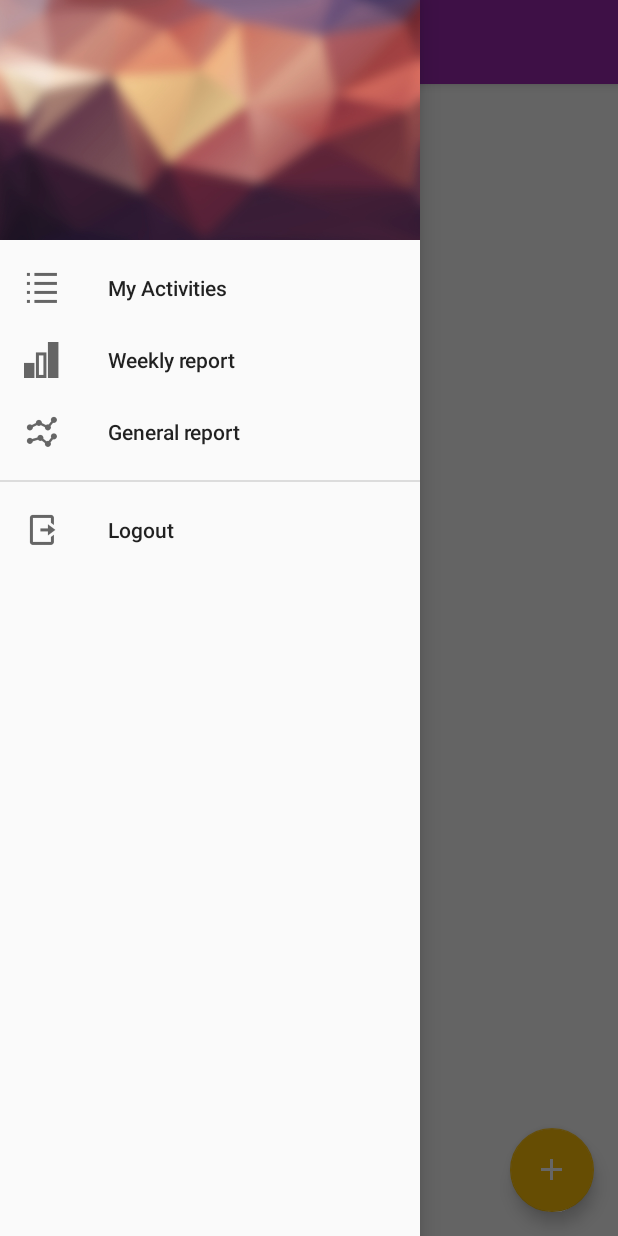
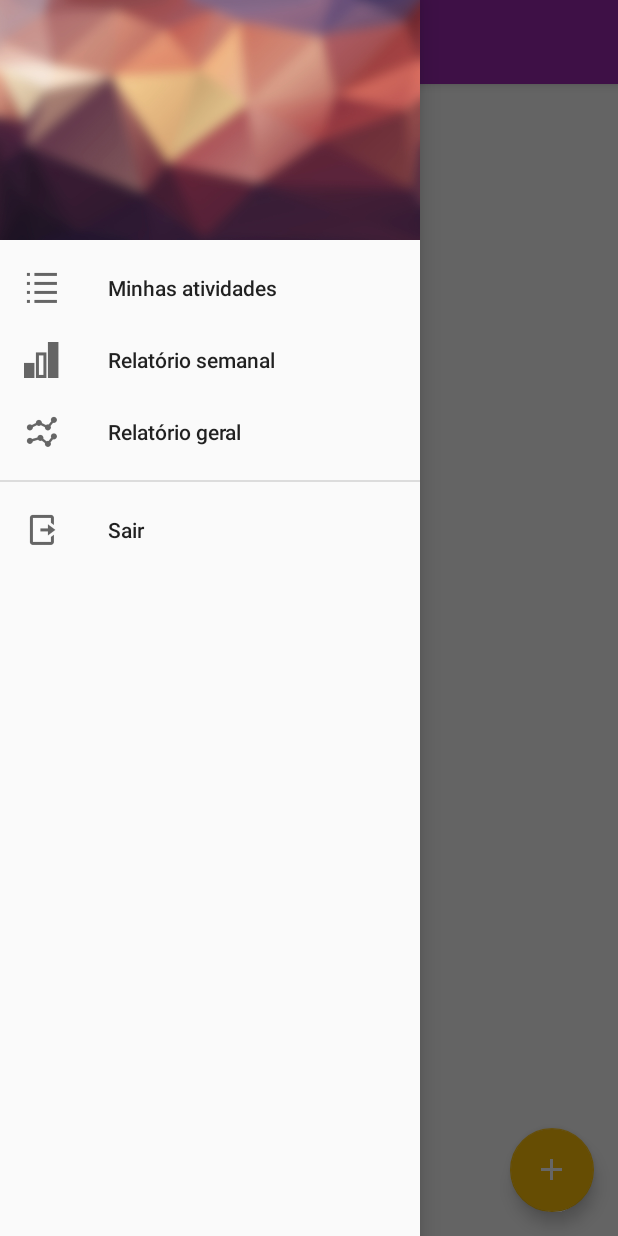
Before and after one commit to pablovfds/POvMTProjetoPiloto, an Android app: the screen it shows after launch (HomeActivity), with the side drawer open, on a phone screen of 412 x 824 dp. Run offline under Robolectric (Android 15) with nearby library versions, the phone set to English and light mode, and no system bars; our stand-ins replace ButterKnife, Firebase (no records; nobody signed in at launch, a user with empty details on screens opened directly); libraries missing offline, so code that uses them is left out: com.github.mikephil.charting; plain views replace BarChart; 2 statements that could not run were skipped.

```diff
--- a/app/src/main/java/com/povmt/les/povmtprojetopiloto/Views/HomeActivity.java
+++ b/app/src/main/java/com/povmt/les/povmtprojetopiloto/Views/HomeActivity.java
@@ -264,7 +264,7 @@ public class HomeActivity extends AppCompatActivity implements ActivityListener,
         }  else if (id == R.id.nav_general_report) {
 
         } else if (id == R.id.nav_logout) {
-
+            Log.v("LOGOUT", "Saindo da aplicação");
         }
 
         DrawerLayout drawer = (DrawerLayout) findViewById(R.id.drawer_layout);
--- a/app/src/main/res/menu/activity_navigation_drawer_drawer.xml
+++ b/app/src/main/res/menu/activity_navigation_drawer_drawer.xml
@@ -7,15 +7,15 @@
         <item
             android:id="@+id/nav_show_activities"
             android:icon="@drawable/ic_activities_list"
-            android:title="My Activities" />
+            android:title="Minhas atividades" />
         <item
             android:id="@+id/nav_show_graph"
             android:icon="@drawable/ic_bar_graph"
-            android:title="Weekly report" />
+            android:title="Relatório semanal" />
         <item
             android:id="@+id/nav_general_report"
             android:icon="@drawable/ic_line_chart"
-            android:title="General report"/>
+            android:title="Relatório geral"/>
 
     </group>
 
@@ -25,7 +25,7 @@
         <item
             android:id="@+id/nav_logout"
             android:icon="@drawable/ic_logout"
-            android:title="Logout"/>
+            android:title="Sair"/>
 
     </group>
 
```
